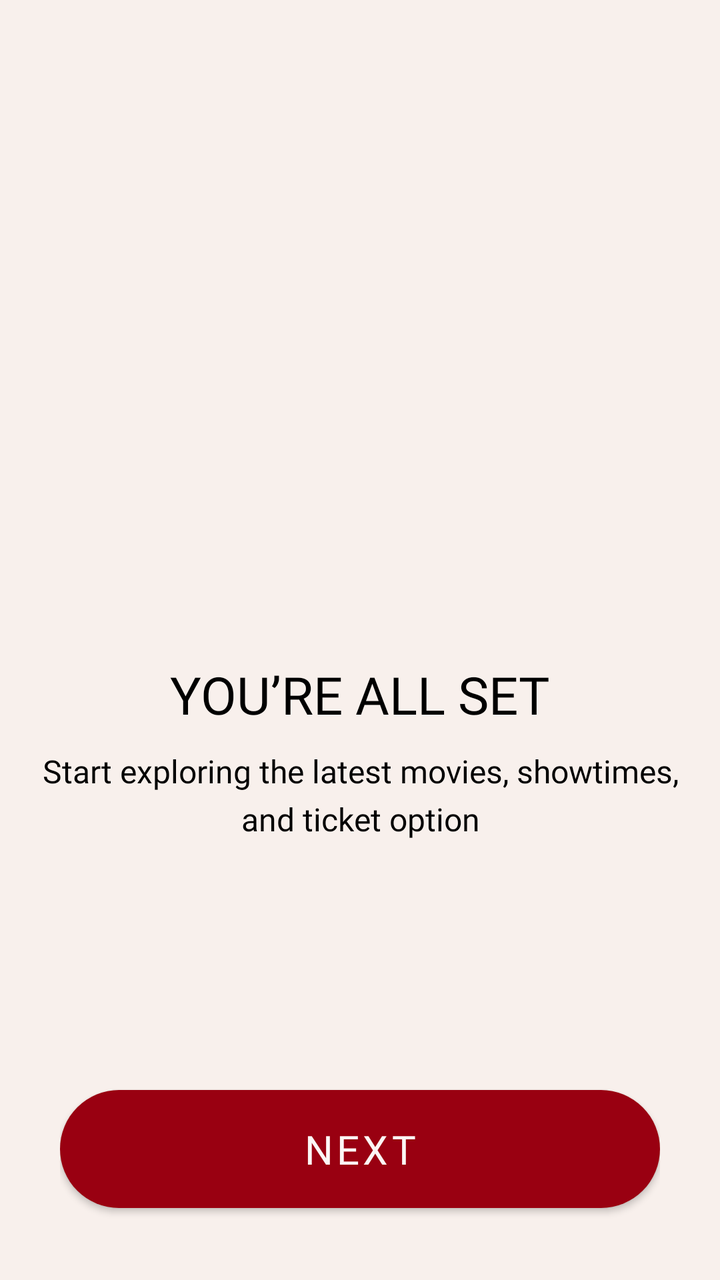
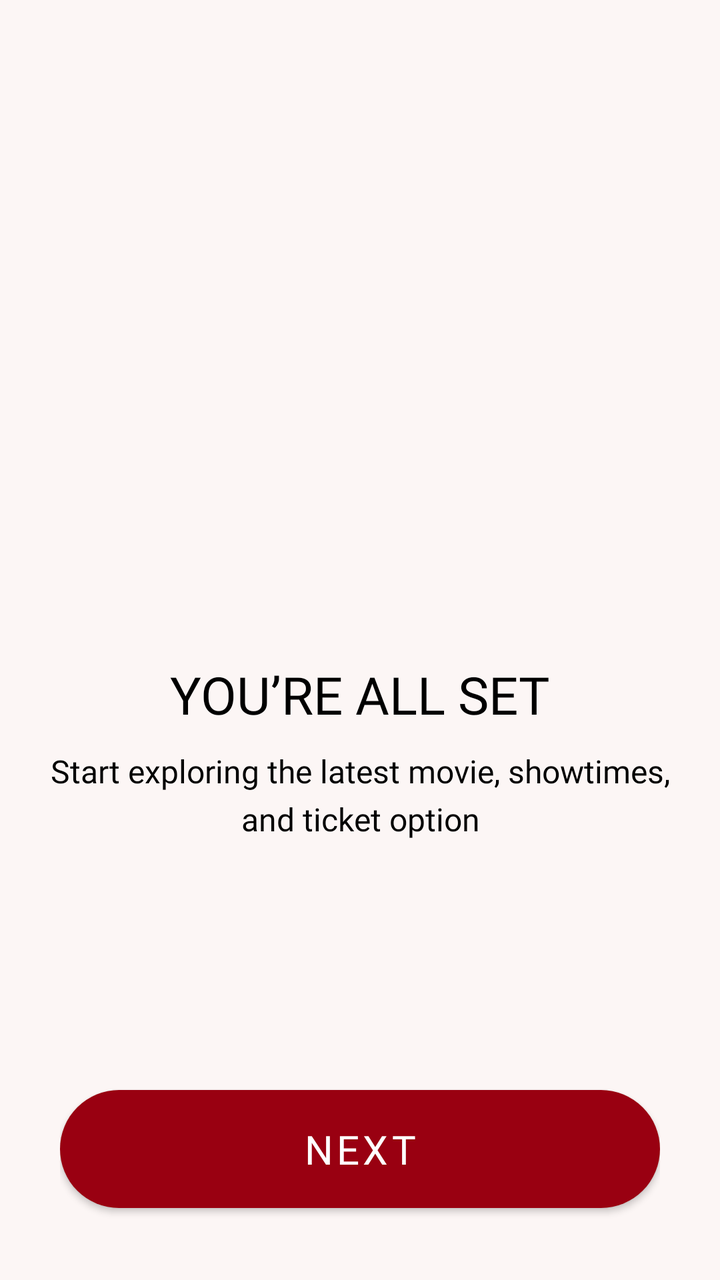

Compare the two renders of this Android layout. The source of the first and the diff that turns it into the second are given below.
<!-- AndroidManifest.xml: application theme Theme.Cinepople -->
<!-- res/layout/fragment_auth_sign_up_success.xml -->
<?xml version="1.0" encoding="utf-8"?>
<androidx.constraintlayout.widget.ConstraintLayout xmlns:android="http://schemas.android.com/apk/res/android"
    xmlns:app="http://schemas.android.com/apk/res-auto"
    xmlns:tools="http://schemas.android.com/tools"
    android:layout_width="match_parent"
    android:layout_height="match_parent"
    android:orientation="vertical"
    android:gravity="center"
    android:background="#F8F0EC"
    android:fitsSystemWindows="true"
    tools:context=".ui.splash.SplashActivity">

    <LinearLayout
        android:id="@+id/linearLayout"
        android:layout_width="match_parent"
        android:layout_height="wrap_content"
        android:layout_weight="1"
        android:gravity="center_horizontal"
        android:orientation="vertical"
        android:paddingHorizontal="20dp"
        app:layout_constraintBottom_toBottomOf="parent"
        app:layout_constraintStart_toStartOf="parent"
        app:layout_constraintTop_toTopOf="parent">

        <com.google.android.material.imageview.ShapeableImageView
            android:id="@+id/logo_splash"
            android:layout_width="100dp"
            android:layout_height="100dp"
            android:layout_marginBottom="10dp"
            android:contentDescription="App Logo"
            android:src="@mipmap/ic_logo"
            app:shapeAppearanceOverlay="@style/CircularShapeAppearance" />

        <TextView
            android:id="@+id/name_app_splash"
            android:layout_width="wrap_content"
            android:layout_height="wrap_content"
            android:fontFamily="@font/montserrat_bold"
            android:paddingBottom="10dp"
            android:text="YOU’RE ALL SET"
            android:textColor="@color/black"
            android:textSize="26sp" />

        <TextView
            android:layout_width="wrap_content"
            android:layout_height="wrap_content"
            android:fontFamily="@font/montserrat"
            android:lineSpacingExtra="5dp"
            android:text="Start exploring the latest movies, showtimes, and ticket option"
            android:textAlignment="center"
            android:textColor="@color/black"
            android:textSize="16sp" />
    </LinearLayout>

    <LinearLayout
        android:layout_width="match_parent"
        android:layout_height="wrap_content"
        android:paddingHorizontal="30dp"
        android:paddingBottom="30dp"
        app:layout_constraintBottom_toBottomOf="parent">

        <com.google.android.material.button.MaterialButton
            android:id="@+id/btn_next"
            android:layout_width="match_parent"
            android:layout_height="match_parent"
            android:fontFamily="@font/montserrat_semibold"
            android:paddingVertical="16dp"
            android:text="@string/next"
            android:textAllCaps="true"
            android:textColor="@color/white"
            android:textSize="20sp"
            app:backgroundTint="@color/red"
            app:cornerRadius="30dp" />
    </LinearLayout>
</androidx.constraintlayout.widget.ConstraintLayout>
<!-- resources referenced by this layout -->
<resources>
  <color name="black">#FF000000</color>
  <color name="red">#990011</color>
  <color name="white">#FCF6F5</color>
  <!-- mipmap ic_logo (mipmap-anydpi-v26) -->
  <?xml version="1.0" encoding="utf-8"?>
  <adaptive-icon xmlns:android="http://schemas.android.com/apk/res/android">
      <background android:drawable="@drawable/ic_logo_background"/>
      <foreground android:drawable="@mipmap/ic_logo_foreground"/>
  </adaptive-icon>
  <string name="next">Next</string>
  <style name="CircularShapeAppearance">
          <item name="cornerFamily">rounded</item>
          <item name="cornerSize">50%</item>
      </style>
  <style name="Theme.Cinepople" parent="Theme.MaterialComponents.DayNight.NoActionBar">
          <item name="android:windowTranslucentStatus">false</item>
          <item name="android:windowTranslucentNavigation">false</item>
          <item name="android:windowDrawsSystemBarBackgrounds">true</item>
          <item name="android:statusBarColor" tools:targetApi="L">#000000</item>
          <item name="android:windowLightStatusBar" tools:targetApi="M">false</item>
          ...
      </style>
  <!-- drawable ic_logo_background: vector/xml drawable (drawable, 4866 chars, omitted) -->
</resources>

<!-- the commit's change to res/layout/fragment_auth_sign_up_success.xml (unified diff, before → after) -->
@@ -6,9 +6,9 @@
     android:layout_height="match_parent"
     android:orientation="vertical"
     android:gravity="center"
-    android:background="#F8F0EC"
+    android:background="@color/background_color"
     android:fitsSystemWindows="true"
-    tools:context=".ui.splash.SplashActivity">
+    tools:context=".activity.splash.SplashActivity">
 
     <LinearLayout
         android:id="@+id/linearLayout"
@@ -38,7 +38,7 @@
             android:fontFamily="@font/montserrat_bold"
             android:paddingBottom="10dp"
             android:text="YOU’RE ALL SET"
-            android:textColor="@color/black"
+            android:textColor="@color/text_color"
             android:textSize="26sp" />
 
         <TextView
@@ -46,9 +46,9 @@
             android:layout_height="wrap_content"
             android:fontFamily="@font/montserrat"
             android:lineSpacingExtra="5dp"
-            android:text="Start exploring the latest movies, showtimes, and ticket option"
+            android:text="Start exploring the latest movie, showtimes, and ticket option"
             android:textAlignment="center"
-            android:textColor="@color/black"
+            android:textColor="@color/text_color"
             android:textSize="16sp" />
     </LinearLayout>
 
@@ -67,9 +67,9 @@
             android:paddingVertical="16dp"
             android:text="@string/next"
             android:textAllCaps="true"
-            android:textColor="@color/white"
+            android:textColor="@color/btn_text_color"
             android:textSize="20sp"
-            app:backgroundTint="@color/red"
+            app:backgroundTint="@color/main_color"
             app:cornerRadius="30dp" />
     </LinearLayout>
 </androidx.constraintlayout.widget.ConstraintLayout>
<!-- resource entries referenced after the edit -->
@@ -1,8 +1,9 @@
 <!-- resources referenced by this layout -->
 <resources>
-  <color name="black">#FF000000</color>
-  <color name="red">#990011</color>
-  <color name="white">#FCF6F5</color>
+  <color name="background_color">#FCF6F5</color>
+  <color name="btn_text_color">#FFFFFF</color>
+  <color name="main_color">#990011</color>
+  <color name="text_color">#000000</color>
   <!-- mipmap ic_logo (mipmap-anydpi-v26) -->
   <?xml version="1.0" encoding="utf-8"?>
   <adaptive-icon xmlns:android="http://schemas.android.com/apk/res/android">
